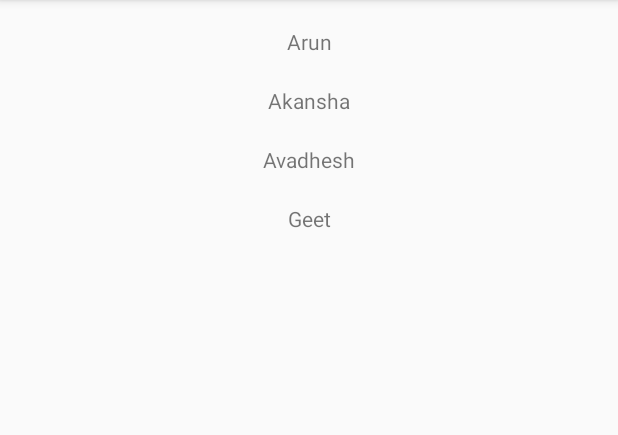
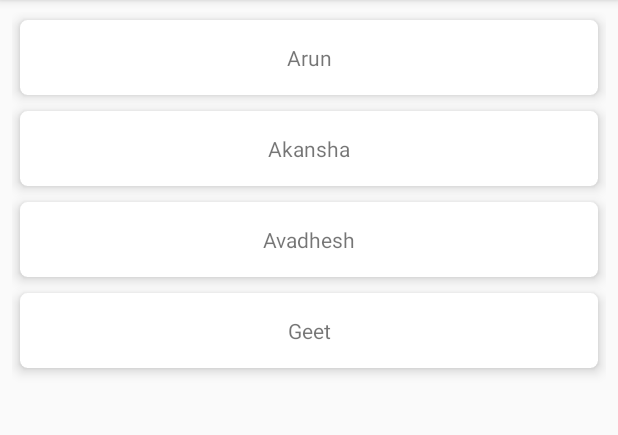
Before and after one commit to Geet-Thakur01/MLExamples, an Android app: the screen it shows after launch (MainActivity), on a phone screen of 412 x 824 dp, the part 84-519 px from its top. Run offline under Robolectric (Android 15) with nearby library versions, the phone set to English and light mode, and no system bars.

Commit message:
welcome activity initialize for all user you all can free to code on your own activity.

```diff
--- a/MlearningExamples/app/src/main/java/com/example/mlearningexamples/MainActivity.java
+++ b/MlearningExamples/app/src/main/java/com/example/mlearningexamples/MainActivity.java
@@ -1,15 +1,14 @@
 package com.example.mlearningexamples;
 
+import android.content.Intent;
+import android.os.Bundle;
 import android.support.v7.app.AppCompatActivity;
-import android.os.Bundle;
 import android.support.v7.widget.LinearLayoutManager;
 import android.support.v7.widget.RecyclerView;
-import android.widget.ArrayAdapter;
+import android.util.Log;
+import android.widget.Toast;
 
-import java.util.ArrayList;
-import java.util.Arrays;
-
-public class MainActivity extends AppCompatActivity {
+public class MainActivity extends AppCompatActivity implements MyAdapter.CustomItemClick {
     private final String[] list_items = {"Arun", "Akansha", "Avadhesh", "Geet"};
 
     @Override
@@ -17,15 +16,27 @@ public class MainActivity extends AppCompatActivity {
         super.onCreate(savedInstanceState);
         setContentView(R.layout.activity_main);
         RecyclerView user_list = findViewById(R.id.user_list);
-        RecyclerView.LayoutManager lm= new LinearLayoutManager(this);
+        RecyclerView.LayoutManager lm = new LinearLayoutManager(this);
         user_list.setLayoutManager(lm);
 
-
-
         // specify an adapter (see also next example)
-        MyAdapter  mAdapter = new MyAdapter(list_items);
+        MyAdapter mAdapter = new MyAdapter(this, list_items);
         user_list.setAdapter(mAdapter);
 
 
     }
+
+    @Override
+    public void onMyClick(String user) {
+        Toast.makeText(this, user, Toast.LENGTH_SHORT).show();
+        String classname=this.getPackageName()+"."+user.toLowerCase() +"."+ "Activity"+user;
+        Log.e("TAG",classname);
+        try {
+            Class class_item = Class.forName(classname);
+            Intent intent = new Intent(this, class_item);
+            startActivity(intent);
+        } catch (ClassNotFoundException e) {
+            e.printStackTrace();
+        }
+    }
 }
--- a/MlearningExamples/app/src/main/java/com/example/mlearningexamples/MyAdapter.java
+++ b/MlearningExamples/app/src/main/java/com/example/mlearningexamples/MyAdapter.java
@@ -1,6 +1,5 @@
 package com.example.mlearningexamples;
 
-import android.support.annotation.NonNull;
 import android.support.v7.widget.RecyclerView;
 import android.view.LayoutInflater;
 import android.view.View;
@@ -9,22 +8,31 @@ import android.widget.TextView;
 
 public class MyAdapter extends RecyclerView.Adapter<MyAdapter.MyViewHolder> {
     private String[] mDataset;
+    private CustomItemClick mListner;
 
     // Provide a reference to the views for each data item
     // Complex data items may need more than one view per item, and
     // you provide access to all the views for a data item in a view holder
-    public static class MyViewHolder extends RecyclerView.ViewHolder {
+    public class MyViewHolder extends RecyclerView.ViewHolder implements View.OnClickListener {
         // each data item is just a string in this case
-        public TextView textView;
-        public MyViewHolder(TextView v) {
+        public TextView username;
+
+        public MyViewHolder(View v) {
             super(v);
-            textView = v;
+            username = v.findViewById(R.id.username);
+            username.setOnClickListener(this);
+        }
+
+        @Override
+        public void onClick(View v) {
+            mListner.onMyClick(mDataset[getAdapterPosition()]);
         }
     }
 
     // Provide a suitable constructor (depends on the kind of dataset)
-    public MyAdapter(String[] myDataset) {
+    public MyAdapter(CustomItemClick mListner, String[] myDataset) {
         mDataset = myDataset;
+        this.mListner = mListner;
     }
 
     // Create new views (invoked by the layout manager)
@@ -32,7 +40,7 @@ public class MyAdapter extends RecyclerView.Adapter<MyAdapter.MyViewHolder> {
     public MyAdapter.MyViewHolder onCreateViewHolder(ViewGroup parent,
                                                      int viewType) {
         // create a new view
-        TextView v = (TextView) LayoutInflater.from(parent.getContext())
+        View v = LayoutInflater.from(parent.getContext())
                 .inflate(R.layout.my_text_view, parent, false);
 
         MyViewHolder vh = new MyViewHolder(v);
@@ -44,7 +52,7 @@ public class MyAdapter extends RecyclerView.Adapter<MyAdapter.MyViewHolder> {
     public void onBindViewHolder(MyViewHolder holder, int position) {
         // - get element from your dataset at this position
         // - replace the contents of the view with that element
-        holder.textView.setText(mDataset[position]);
+        holder.username.setText(mDataset[position]);
 
     }
 
@@ -53,4 +61,8 @@ public class MyAdapter extends RecyclerView.Adapter<MyAdapter.MyViewHolder> {
     public int getItemCount() {
         return mDataset.length;
     }
+
+    public interface CustomItemClick {
+        public void onMyClick(String user);
+    }
 }
--- a/MlearningExamples/app/src/main/java/com/example/mlearningexamples/arun/ArunActivity.java
+++ b/MlearningExamples/app/src/main/java/com/example/mlearningexamples/akansha/ActivityAkansha.java
@@ -1,11 +1,11 @@
-package com.example.mlearningexamples.arun;
+package com.example.mlearningexamples.akansha;
 
 import android.os.Bundle;
 import android.support.v7.app.AppCompatActivity;
 
 import com.example.mlearningexamples.R;
 
-public class ArunActivity extends AppCompatActivity {
+public class ActivityAkansha extends AppCompatActivity {
 
     @Override
     protected void onCreate(Bundle savedInstanceState) {
--- a/MlearningExamples/app/src/main/java/com/example/mlearningexamples/akansha/AkanshaActivity.java
+++ b/MlearningExamples/app/src/main/java/com/example/mlearningexamples/arun/ActivityArun.java
@@ -1,11 +1,11 @@
-package com.example.mlearningexamples.akansha;
+package com.example.mlearningexamples.arun;
 
 import android.os.Bundle;
 import android.support.v7.app.AppCompatActivity;
 
 import com.example.mlearningexamples.R;
 
-public class AkanshaActivity extends AppCompatActivity {
+public class ActivityArun extends AppCompatActivity {
 
     @Override
     protected void onCreate(Bundle savedInstanceState) {
--- a/MlearningExamples/app/src/main/java/com/example/mlearningexamples/geet/GeetActivity.java
+++ b/MlearningExamples/app/src/main/java/com/example/mlearningexamples/avadhesh/ActivityAvadhesh.java
@@ -1,11 +1,11 @@
-package com.example.mlearningexamples.geet;
+package com.example.mlearningexamples.avadhesh;
 
+import android.support.v7.app.AppCompatActivity;
 import android.os.Bundle;
-import android.support.v7.app.AppCompatActivity;
 
 import com.example.mlearningexamples.R;
 
-public class GeetActivity extends AppCompatActivity {
+public class ActivityAvadhesh extends AppCompatActivity {
 
     @Override
     protected void onCreate(Bundle savedInstanceState) {
--- a/MlearningExamples/app/src/main/java/com/example/mlearningexamples/avadesh/AvadeshActivity.java
+++ b/MlearningExamples/app/src/main/java/com/example/mlearningexamples/geet/ActivityGeet.java
@@ -1,11 +1,11 @@
-package com.example.mlearningexamples.avadesh;
+package com.example.mlearningexamples.geet;
 
+import android.os.Bundle;
 import android.support.v7.app.AppCompatActivity;
-import android.os.Bundle;
 
 import com.example.mlearningexamples.R;
 
-public class AvadeshActivity extends AppCompatActivity {
+public class ActivityGeet extends AppCompatActivity {
 
     @Override
     protected void onCreate(Bundle savedInstanceState) {
--- a/MlearningExamples/app/src/main/res/layout/activity_avadesh.xml
+++ b/MlearningExamples/app/src/main/res/layout/activity_avadesh.xml
@@ -4,6 +4,6 @@
     xmlns:tools="http://schemas.android.com/tools"
     android:layout_width="match_parent"
     android:layout_height="match_parent"
-    tools:context=".avadesh.AvadeshActivity">
+    tools:context=".avadhesh.ActivityAvadhesh">
 
 </android.support.constraint.ConstraintLayout>
--- a/MlearningExamples/app/src/main/res/layout/my_text_view.xml
+++ b/MlearningExamples/app/src/main/res/layout/my_text_view.xml
@@ -1,6 +1,22 @@
 <?xml version="1.0" encoding="utf-8"?>
-<TextView xmlns:android="http://schemas.android.com/apk/res/android"
-    android:gravity="center"
-    android:padding="10dp"
+<android.support.v7.widget.CardView xmlns:android="http://schemas.android.com/apk/res/android"
+    xmlns:app="http://schemas.android.com/apk/res-auto"
     android:layout_width="match_parent"
-    android:layout_height="wrap_content" />
+    android:layout_height="50dp"
+    android:layout_margin="5dp"
+    app:cardCornerRadius="5dp"
+    app:cardElevation="5dp">
+
+    <TextView
+        android:id="@+id/username"
+        android:layout_width="match_parent"
+        android:layout_height="match_parent"
+        android:layout_gravity="center"
+        android:text="TextView"
+        android:padding="10dp"
+        android:gravity="center"
+        app:layout_constraintBottom_toBottomOf="parent"
+        app:layout_constraintEnd_toEndOf="parent"
+        app:layout_constraintStart_toStartOf="parent"
+        app:layout_constraintTop_toTopOf="parent" />
+</android.support.v7.widget.CardView>
```
Also changed, not shown: MlearningExamples/app/src/main/AndroidManifest.xml (+9 -1 lines).
